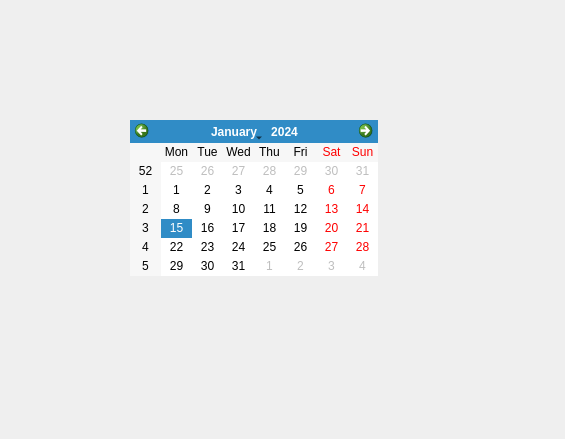
Before: the Qt Designer form frontend/videoplayerwidget/videoplayerwidget.ui in pydmy7/WinkStudio, drawn with Qt 5.
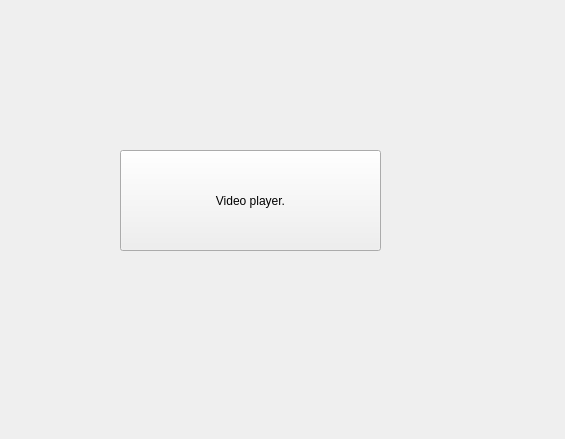
After: the same form once the commit is applied.

Diff of the .ui file:
```diff
--- a/frontend/videoplayerwidget/videoplayerwidget.ui
+++ b/frontend/videoplayerwidget/videoplayerwidget.ui
@@ -13,15 +13,18 @@
   <property name="windowTitle">
    <string>Form</string>
   </property>
-  <widget class="QCalendarWidget" name="calendarWidget">
+  <widget class="QPushButton" name="pushButton">
    <property name="geometry">
     <rect>
-     <x>130</x>
-     <y>120</y>
-     <width>248</width>
-     <height>156</height>
+     <x>120</x>
+     <y>150</y>
+     <width>261</width>
+     <height>101</height>
     </rect>
    </property>
+   <property name="text">
+    <string>Video player.</string>
+   </property>
   </widget>
  </widget>
  <resources/>
```
